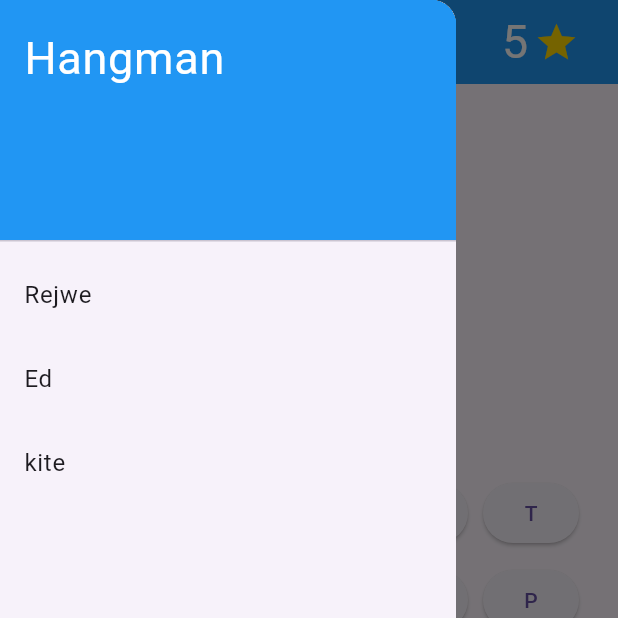
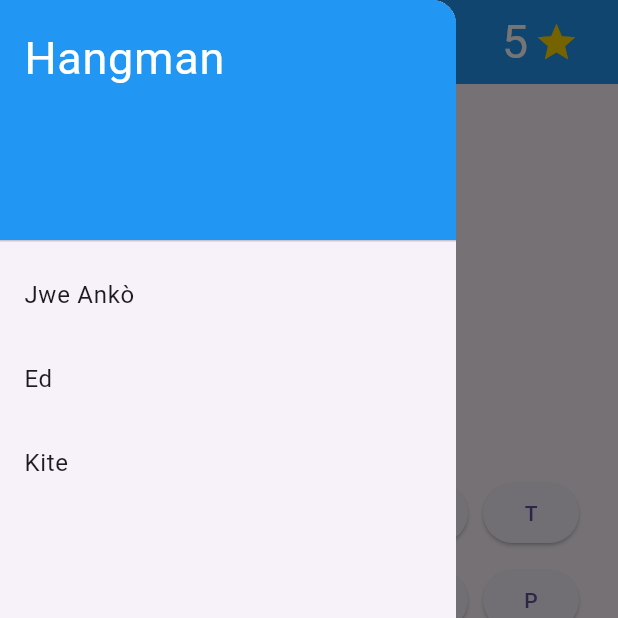
Before and after one commit to Py0095/mo_kache, a Flutter app: the screen it shows after launch, with the side drawer open, on a phone screen of 412 x 824 dp, the top half of it. Run offline on Flutter 3.47's test engine with Material 3 defaults, Android fonts, the phone set to English and light mode, and no system bars.

Commit message:
Komante kod la an kreyol

```diff
--- a/lib/main.dart
+++ b/lib/main.dart
@@ -1,18 +1,21 @@
-import 'package:flutter/material.dart';
-import 'dart:math';
+import 'package:flutter/material.dart'; // Enpòte libreri Flutter
 
-import 'package:flutter/services.dart';
+// Importasyon an reprezante enpòtasyon de bibliyotèk yo pou itilizasyon nan aplikasyon Flutter.
+
+import 'dart:math'; // Enpòte bibliyotèk Random nan Dart.
+
+import 'package:flutter/services.dart'; // Enpòte bibliyotèk yo ki an rapò ak sèvis nan sistèm nan (pa itilize nan kòd la).
 
 void main() {
-  runApp(MyApp());
+  runApp(MyApp()); // Fonksyon main pou lanse aplikasyon an.
 }
 
 class MyApp extends StatelessWidget {
   @override
   Widget build(BuildContext context) {
     return MaterialApp(
-      debugShowCheckedModeBanner: false,
-      home: HangmanGame(),
+      debugShowCheckedModeBanner: false, // Anpèch mode debouche afiche nan banè an.
+      home: HangmanGame(), // Fè aplikasyon an kòmanse ak HangmanGame kòm paj prensipal.
     );
   }
 }
@@ -23,110 +26,86 @@ class HangmanGame extends StatefulWidget {
 }
 
 class _HangmanGameState extends State<HangmanGame> {
-  final List<String> qwertyKeyboardCharacters = [
-    'Q',
-    'W',
-    'E',
-    'R',
-    'T',
-    'Y',
-    'U',
-    'I',
-    'O',
-    'P',
-    'A',
-    'S',
-    'D',
-    'F',
-    'G',
-    'H',
-    'J',
-    'K',
-    'L',
-    'Z',
-    'X',
-    'C',
-    'V',
-    'B',
-    'N',
-    'M'
+  final List<String> qwertyKeyboardCharacters = [ // List ki gen karakter klavye QWERTY la.
+    'Q', 'W', 'E', 'R', 'T', 'Y', 'U', 'I', 'O', 'P', 'A', 'S', 'D', 'F', 'G',
+    'H', 'J', 'K', 'L', 'Z', 'X', 'C', 'V', 'B', 'N', 'M'
   ];
+
    final List<Map<String, String>> words = [
     {'HELLO': 'Greeting'},
     {'WORLD': 'Planet Earth'},
     {'FLUTTER': 'Framework'},
     {'DEVELOPER': 'Programmer'},
   ];
+  final _random = Random(); // Enstans Random pou jere chwa mo aleatwa.
 
-  final _random = Random();
-  late String hiddenWord;
-  late String displayedWord;
-  late String wordHint;
-  int chancesLeft = 5;
-  bool gameOver = false;
+  late String hiddenWord; // Mo kache.
+  late String displayedWord; // Mo afiche.
+  late String wordHint; // Endis mo a.
+  int chancesLeft = 5; // Chans ki rete jwè a.
+  bool gameOver = false; // Si jwè a fini jwèt la.
 
   @override
-  void initState() {
+  void initState() { // Fonksyon pou enisyalize jwè a.
     super.initState();
-    selectRandomWord();
+    selectRandomWord(); // Chwazi yon mo aleatwa lè jwè a kòmanse.
   }
 
-  void selectRandomWord() {
-    final Map<String, String> selectedWord =
-        words[_random.nextInt(words.length)];
+  void selectRandomWord() { // Fonksyon pou chwazi yon mo aleatwa nan list la.
+    final Map<String, String> selectedWord = words[_random.nextInt(words.length)];
     hiddenWord = selectedWord.keys.first;
     displayedWord = '*' * hiddenWord.length;
     wordHint = selectedWord.values.first;
   }
 
-  void checkGameStatus() {
-    if (chancesLeft <= 0) {
-      Navigator.pushReplacement(
+  void checkGameStatus() { // Fonksyon pou tcheke estati jwèt la.
+    if (chancesLeft <= 0) { // Si pa gen plis chans.
+      Navigator.pushReplacement( // Fè yon chanjman nan pwochen paj la.
         context,
         MaterialPageRoute(
           builder: (context) => SecondeHome(
             victory: false,
-            onResetGame: resetGame, // Passer resetGame ici
+            onResetGame: resetGame, // Pase fonksyon resetGame la.
           ),
         ),
       );
-    } else if (displayedWord == hiddenWord) {
+    } else if (displayedWord == hiddenWord) { // Si jwè a genyen.
       Navigator.pushReplacement(
         context,
         MaterialPageRoute(
           builder: (context) => SecondeHome(
             victory: true,
-            onResetGame: resetGame, // Passer resetGame ici
+            onResetGame: resetGame, // Pase fonksyon resetGame la.
           ),
         ),
       );
     }
   }
 
-  void checkLetter(String letter) {
+  void checkLetter(String letter) { // Fonksyon pou tcheke lèt ki chwazi.
     setState(() {
-      if (!gameOver) {
-        letter = letter.toUpperCase();
-        if (hiddenWord.contains(letter)) {
+      if (!gameOver) { // Si jwè a poko fini jwèt la.
+        letter = letter.toUpperCase(); // Konvèti lèt la nan let majiskil.
+        if (hiddenWord.contains(letter)) { // Si mo a gen lèt la.
           for (int i = 0; i < hiddenWord.length; i++) {
             if (hiddenWord[i] == letter) {
-              displayedWord = displayedWord.replaceRange(i, i + 1, letter);
+              displayedWord = displayedWord.replaceRange(i, i + 1, letter); // Retele lèt la sou mo a.
             }
           }
         } else {
-          chancesLeft--;
+          chancesLeft--; // Diminye chans la.
         }
       }
-      checkGameStatus();
+      checkGameStatus(); // Tcheke si jwè a genyen oswa pa.
     });
   }
 
-  void resetGame() {
+  void resetGame() { // Fonksyon pou rekòmanse jwèt la.
     if (mounted) {
       setState(() {
         chancesLeft = 5;
         gameOver = false;
-        selectRandomWord();
+        selectRandomWord(); // Chwazi yon mo aleatwa.
       });
     }
   }
@@ -134,13 +113,13 @@ class _HangmanGameState extends State<HangmanGame> {
   @override
   Widget build(BuildContext context) {
     return Scaffold(
-      appBar: AppBar(
-        backgroundColor: Colors.blue,
-        title: Row(
+      appBar: AppBar( // Banè aplikasyon an.
+        backgroundColor: Colors.blue, // Koulè banè a.
+        title: Row( // Lij tit ak kantite chans ki rete.
           mainAxisAlignment: MainAxisAlignment.spaceBetween,
           children: [
             Text(
-              'Hangman',
+              'Hangman', // Tit aplikasyon an.
               style: const TextStyle(
                 color: Colors.white,
                 fontSize: 30,
@@ -149,7 +128,7 @@ class _HangmanGameState extends State<HangmanGame> {
             Row(
               children: [
                 Text(
-                  '$chancesLeft',
+                  '$chancesLeft', // Kantite chans ki rete.
                   style: TextStyle(
                     color: Colors.white,
                     fontSize: 31,
@@ -157,8 +136,8 @@ class _HangmanGameState extends State<HangmanGame> {
                 ),
                 SizedBox(width: 4.0),
                 Icon(
-                  Icons.star,
-                  color: Color(0xFFFFD700),
+                  Icons.star, // Ikòn pou endike chans.
+                  color: Color(0xFFFFD700), // Koulè etwal la.
                   size: 30,
                 ),
                 SizedBox(width: 10.0),
@@ -167,81 +146,76 @@ class _HangmanGameState extends State<HangmanGame> {
           ],
         ),
       ),
-      drawer: Drawer(
-        child: ListView(
+      drawer: Drawer( // Meni bouchon.
+        child: ListView( // Lis eleman nan meni a.
           padding: EdgeInsets.zero,
           children: <Widget>[
-            DrawerHeader(
+            DrawerHeader( // Banè meni a.
               child: Text(
-                'Hangman',
+                'Hangman', // Tit meni a.
                 style: TextStyle(
                   color: Colors.white,
                   fontSize: 30,
                 ),
               ),
               decoration: BoxDecoration(
-                color: Colors.blue,
+                color: Colors.blue, // Koulè banè meni a.
               ),
             ),
-            ListTile(
-                title: Text("Rejwe"),
-                onTap: () {
-                  // Navigator.pop(context);
-                  Navigator.pushReplacement(
+            ListTile( // Eleman nan meni a.
+              title: Text("Jwe Ankò"), // Tex pou rekòmanse jwèt la ankò.
+              onTap: () { // Lè w klike sou li.
+                Navigator.pushReplacement( // Fè yon chanjman nan paj la.
                   context,
                   MaterialPageRoute(
                     builder: (context) =>
-                          HangmanGame(), // Relancer votre écran principal
+                        HangmanGame(), // Relanse jwèt la.
                   ),
                 );
-
-                  print('Rejwe');
-                  // Navigator.pop(context);
-                }),
-            ListTile(
-                title: Text("Ed"),
-                onTap: () {
-
-                  Navigator.pushReplacement(
+              },
+            ),
+            ListTile( // Eleman nan meni a.
+              title: Text("Ed"), // Tex pou jwèt la.
+              onTap: () { // Lè w klike sou li.
+                Navigator.pushReplacement( // Fè yon chanjman nan paj la.
                   context,
                   MaterialPageRoute(
                     builder: (context) =>
-                          HelpPage(), // Relancer votre écran principal
+                        HelpPage(), // Paj Ed.
                   ),
                 );
-                  print('Ed');
-                  // Navigator.pop(context);
-                }),
-            ListTile(
-                title: Text("kite"),
-                onTap: () {
-                  print('kite');
-                  Navigator.pop(context);
-                }),
+              },
+            ),
+            ListTile( // Eleman nan meni a.
+              title: Text("Kite"), // Tex pou kite aplikasyon an.
+              onTap: () { // Lè w klike sou li.
+                Navigator.pop(context); // Fè meni a disparèt.
+              },
+            ),
           ],
         ),
       ),
-      body: Center(
-        child: Column(
+      body: Center( // Ko a jwèt la.
+        child: Column( // Kòlòn eleman yo.
           mainAxisAlignment: MainAxisAlignment.center,
           children: [
-            Text(
+            Text( // Mo a afiche.
               displayedWord,
               style: TextStyle(fontSize: 36),
             ),
             SizedBox(height: 20),
-            Text(
-              'Indice : $wordHint',
+            Text( // Endis mo a.
+              'Endis : $wordHint',
               style: TextStyle(fontSize: 16),
             ),
             SizedBox(height: 20),
-            Wrap(
+            Wrap( // Pakèt pou bouton klavye yo.
               spacing: 10,
               runSpacing: 10,
-              children: qwertyKeyboardCharacters.map((letter) {
-                return ElevatedButton(
-                  onPressed: gameOver ? null : () => checkLetter(letter),
-                  child: Text(letter),
+              children: qwertyKeyboardCharacters.map((letter) { // Boucle sou chak karakter nan lis la.
+                return ElevatedButton( // Bouton eleve.
+                  onPressed: gameOver ? null : () => checkLetter(letter), // Fonksyon klike.
+                  child: Text(letter), // Lèt afiche sou bouton an.
                 );
               }).toList(),
             ),
@@ -254,45 +228,44 @@ class _HangmanGameState extends State<HangmanGame> {
 }
 
 class SecondeHome extends StatelessWidget {
-  final bool victory;
-  final VoidCallback onResetGame;
+  final bool victory; // Si jwè a genyen oswa pa.
+  final VoidCallback onResetGame; // Fonksyon pou rekòmanse jwèt la.
 
   SecondeHome({required this.victory, required this.onResetGame});
 
   @override
   Widget build(BuildContext context) {
-    return Scaffold(
+    return Scaffold( // Ko a jwèt la.
       body: Center(
-          child: Column(
+          child: Column( // Kòlòn eleman yo.
         mainAxisAlignment: MainAxisAlignment.center,
         children: [
-          Text(
-            victory ? 'Ou gnyn!' : 'Ou pedi',
+          Text( // Mesaj ki di si jwè a genyen oswa pèdi.
+            victory ? 'Ou genyen!' : 'Ou pèdi',
             style: TextStyle(fontSize: 24, fontWeight: FontWeight.bold),
           ),
           SizedBox(height: 20),
-          Row(
+          Row( // Lij bouton pou rekòmanse jwèt la oswa kite li.
             mainAxisAlignment: MainAxisAlignment.center,
             children: [
-              ElevatedButton(
+              ElevatedButton( // Bouton eleve.
                 onPressed: () {
-                  onResetGame();
-                  Navigator.pushReplacement(
+                  onResetGame(); // Fonksyon pou rekòmanse jwèt la.
+                  Navigator.pushReplacement( // Fè yon chanjman nan paj la.
                     context,
                     MaterialPageRoute(
                       builder: (context) =>
-                          HangmanGame(),
+                          HangmanGame(), // Relanse jwèt la.
                     ),
                   );
                 },
-                child: Text('Rejwe'),
+                child: Text('Jwe Ankò'), // Tex sou bouton an.
               ),
-              ElevatedButton(
+              ElevatedButton( // Bouton eleve.
                 onPressed: () {
-                  // exit(0);
-                  Navigator.pop(context);
+                  Navigator.pop(context); // Fè meni a disparèt.
                 },
-                child: Text('Kite'),
+                child: Text('Kite'), // Tex sou bouton an.
               ),
             ],
           )
@@ -306,22 +279,21 @@ class SecondeHome extends StatelessWidget {
 class HelpPage extends StatelessWidget {
   @override
   Widget build(BuildContext context) {
-    return Scaffold(
+    return Scaffold( // Ko a jwèt la.
       body: Center(
-        child: Column(
+        child: Column( // Kòlòn eleman yo.
           mainAxisAlignment: MainAxisAlignment.center,
           crossAxisAlignment: CrossAxisAlignment.center,
           children: [
-            Text(
+            Text( // Mesaj pou jwè a.
               'Epiyayyyy ou pansew tap vin bon sou nou la ',
               style: TextStyle(fontSize: 20),
             ),
-            ElevatedButton(
+            ElevatedButton( // Bouton eleve.
               onPressed: () {
-                Navigator.pop(context);
-
+                Navigator.pop(context); // Fè meni a disparèt.
               },
-              child: Text('Retounen'),
+              child: Text('Retounen'), // Tex sou bouton an.
             ),
           ],
         ),
```
Also changed, not shown: 1 other file. Lines whose indentation alone changed are shown as unchanged.
